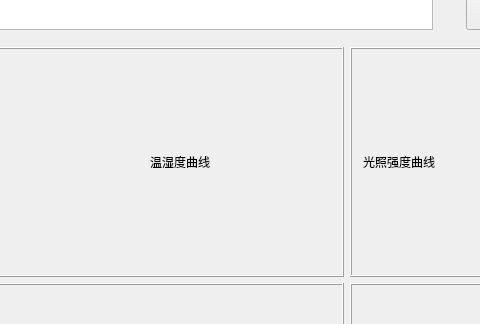
First picture: the form in ThriftEnvironmentMonitor/ThriftEnvironmentMonitorUI/ThriftEnvironmentMonitorUI.ui, repository wocattree/Thrift_Environment, before the edit; both pictures show x 405 to 885 and y 98 to 422 of the 1280 by 720 pixel window.
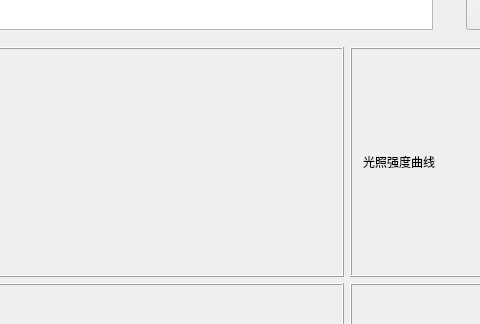
Second picture: the form after the edit. Custom widgets are drawn as their Qt base class.

Patch:
```diff
--- a/ThriftEnvironmentMonitor/ThriftEnvironmentMonitorUI/ThriftEnvironmentMonitorUI.ui
+++ b/ThriftEnvironmentMonitor/ThriftEnvironmentMonitorUI/ThriftEnvironmentMonitorUI.ui
@@ -146,17 +146,14 @@
            <enum>QFrame::Raised</enum>
           </property>
           <layout class="QGridLayout" name="gridLayout_2">
-           <item row="1" column="1">
-            <widget class="QLabel" name="label_2">
+           <item row="1" column="0">
+            <widget class="QChartView" name="testwidget" native="true">
              <property name="maximumSize">
               <size>
                <width>500</width>
                <height>230</height>
               </size>
              </property>
-             <property name="text">
-              <string>温湿度曲线</string>
-             </property>
             </widget>
            </item>
            <item row="1" column="0">
```
Left out of the diff: 3 changed lines with no effect on the pictures.
